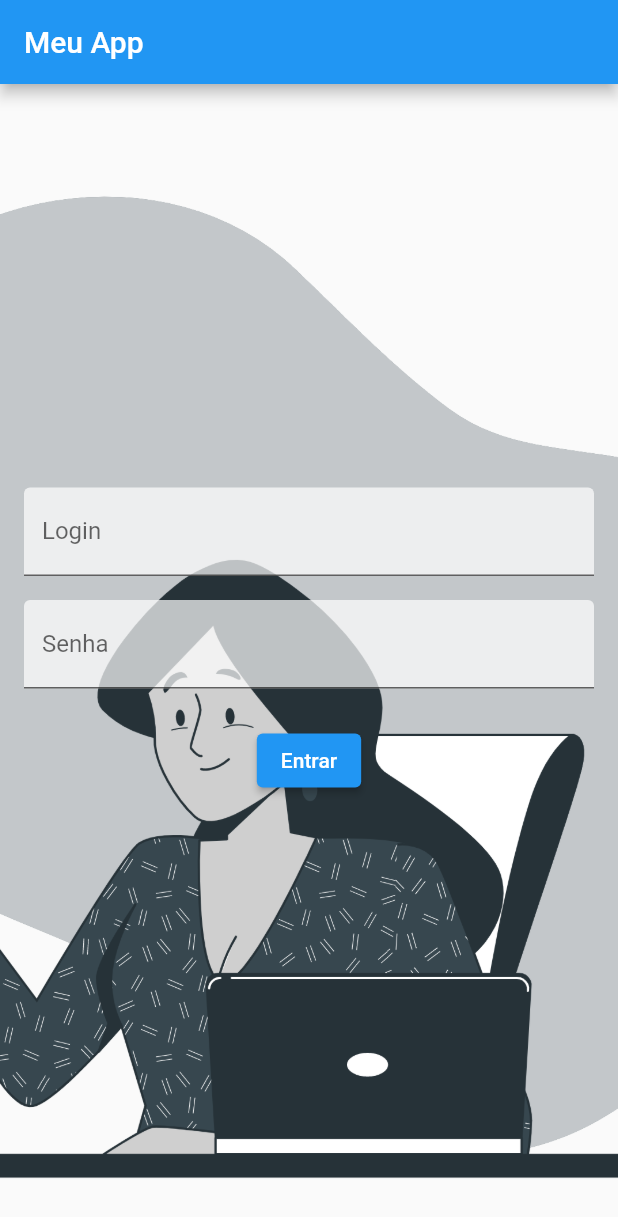
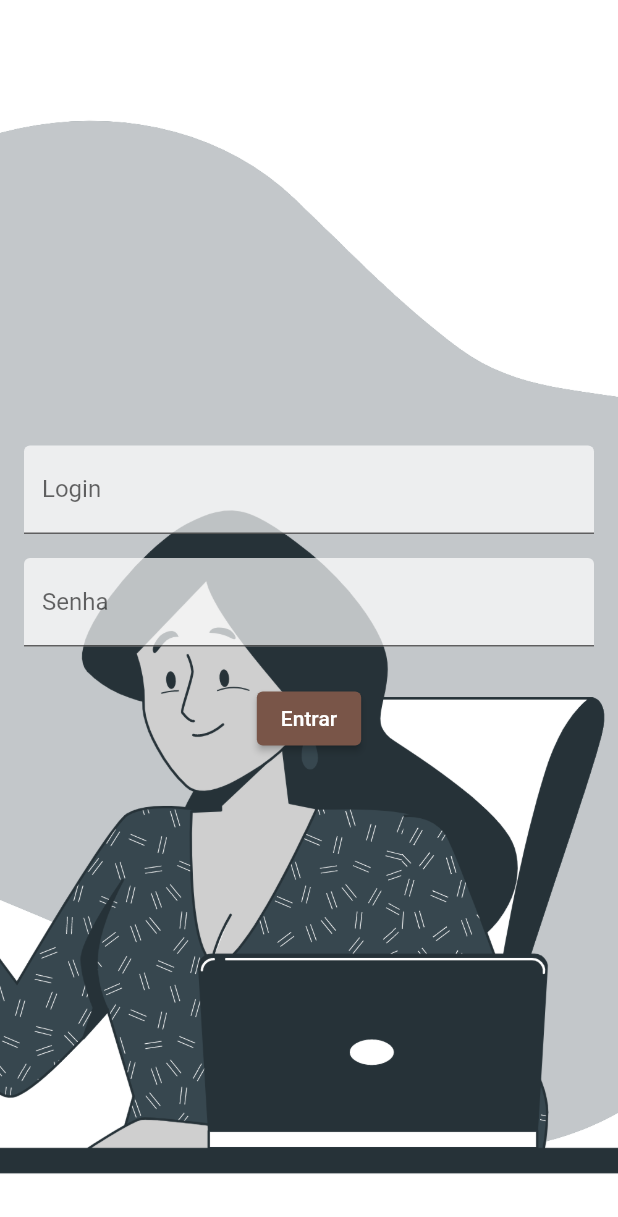
Before and after one commit to danilopinhodealmeida/planner, a Flutter app: the screen it shows after launch, on a phone screen of 412 x 824 dp. Shown: the top 1217 px of the screen. Run offline on Flutter 3.47's test engine with Material 2 defaults, Android fonts, the phone set to English and light mode, and no system bars; our stand-ins replace sqflite; accounts and stored records are empty.

```diff
--- a/lib/home.dart
+++ b/lib/home.dart
@@ -3,6 +3,7 @@ import 'model.dart';
 import 'database_repository.dart';
 import 'note.dart';
 import 'todo_widget.dart';
+import 'login_screen.dart';
 
 class HomeScreen extends StatefulWidget {
   const HomeScreen({Key? key}) : super(key: key);
--- a/lib/login_screen.dart
+++ b/lib/login_screen.dart
@@ -1,4 +1,5 @@
 import 'package:flutter/material.dart';
+import 'app_theme.dart';
 
 class LoginScreen extends StatefulWidget {
   final VoidCallback onLogin;
--- a/lib/main.dart
+++ b/lib/main.dart
@@ -34,8 +34,13 @@ class _MyAppState extends State<MyApp> {
 
     return MaterialApp(
       title: 'Meu App',
+      theme: appTheme,
       home: Scaffold(
-        appBar: AppBar(
+        appBar: PreferredSize(
+          preferredSize: Size.fromHeight(0.0),
+          child: AppBar(
+            backgroundColor: Colors.transparent,
+            elevation: 0,
             title: Text('Meu App'),
             actions: [
               if (_isLoggedIn)
@@ -45,6 +50,7 @@ class _MyAppState extends State<MyApp> {
                 ),
             ],
           ),
+        ),
         body: currentScreen,
       ),
     );
```
Lines whose indentation alone changed are shown as unchanged.
